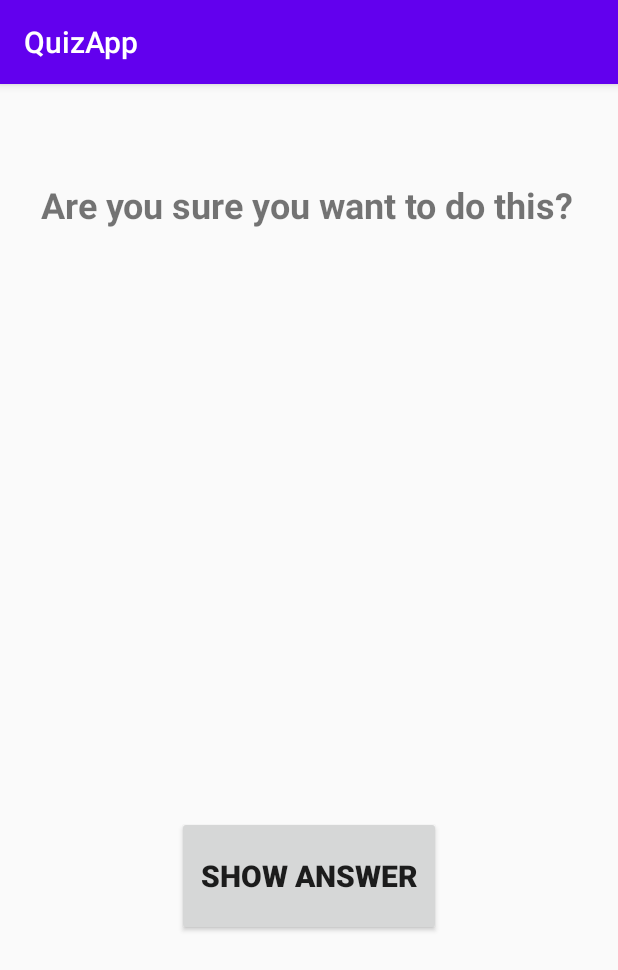
After one commit to Zblol/training-app, an Android app: the CheatActivity screen opened directly, with no data from a screen before it, on a phone screen of 412 x 824 dp. The commit adds this screen. Shown: the top 970 px of the screen. Run offline under Robolectric (Android 15) with nearby library versions, the phone set to English and light mode, and no system bars.

Commit message:
added CheatActivity added .gitignore

```diff
--- a/app/src/main/AndroidManifest.xml
+++ b/app/src/main/AndroidManifest.xml
@@ -9,6 +9,9 @@
         android:roundIcon="@mipmap/ic_launcher_round"
         android:supportsRtl="true"
         android:theme="@style/AppTheme">
+        <activity android:name=".CheatActivity">
+
+        </activity>
         <activity android:name=".QuizMain">
             <intent-filter>
                 <action android:name="android.intent.action.MAIN" />
--- /dev/null
+++ b/app/src/main/java/com/example/quizapp/CheatActivity.java
@@ -0,0 +1,30 @@
+package com.example.quizapp;
+
+import androidx.appcompat.app.AppCompatActivity;
+
+import android.content.Context;
+import android.content.Intent;
+import android.os.Bundle;
+
+public class CheatActivity extends AppCompatActivity {
+
+private static final String EXTRA_ANSWER_IS_TRUE = "com.example.quizapp.anwser_is_true";
+
+private  boolean mAnswerIsTrue;
+
+public static Intent newIntent(Context packageContext, boolean answerIsTrue){
+        Intent intent =  new Intent(packageContext, CheatActivity.class);
+        intent.putExtra(EXTRA_ANSWER_IS_TRUE, answerIsTrue);
+        return intent;
+}
+
+    @Override
+    protected void onCreate(Bundle savedInstanceState) {
+        super.onCreate(savedInstanceState);
+        setContentView(R.layout.activity_cheat);
+
+        mAnswerIsTrue = getIntent().getBooleanExtra(EXTRA_ANSWER_IS_TRUE, false);
+
+
+    }
+}
--- /dev/null
+++ b/app/src/main/res/layout/activity_cheat.xml
@@ -0,0 +1,57 @@
+<?xml version="1.0" encoding="utf-8"?>
+<androidx.constraintlayout.widget.ConstraintLayout xmlns:android="http://schemas.android.com/apk/res/android"
+    xmlns:app="http://schemas.android.com/apk/res-auto"
+    xmlns:tools="http://schemas.android.com/tools"
+    android:layout_width="match_parent"
+    android:layout_height="match_parent"
+    tools:context=".CheatActivity">
+
+    <TextView
+        android:layout_width="371dp"
+        android:layout_height="60dp"
+        android:layout_marginEnd="20dp"
+        android:layout_marginStart="20dp"
+        android:layout_marginTop="136dp"
+        android:textAlignment="center"
+        android:textSize="24sp"
+        android:textStyle="italic"
+        app:layout_constraintEnd_toEndOf="parent"
+        app:layout_constraintHorizontal_bias="0.0"
+        app:layout_constraintStart_toStartOf="parent"
+        app:layout_constraintTop_toBottomOf="@+id/answer_text_view"
+        tools:text="Answer" />
+
+    <TextView
+        android:id="@+id/answer_text_view"
+        android:layout_width="370dp"
+        android:layout_height="84dp"
+        android:layout_marginEnd="20dp"
+        android:layout_marginStart="20dp"
+        android:layout_marginTop="64dp"
+        android:text="@string/warning_text"
+        android:textAlignment="center"
+        android:textSize="24sp"
+        android:textStyle="bold"
+        app:layout_constraintEnd_toEndOf="parent"
+        app:layout_constraintHorizontal_bias="0.0"
+        app:layout_constraintStart_toStartOf="parent"
+        app:layout_constraintTop_toTopOf="parent" />
+
+    <Button
+        android:id="@+id/show_answer_button"
+        android:layout_width="176dp"
+        android:layout_height="80dp"
+        android:layout_marginBottom="200dp"
+        android:layout_marginEnd="162dp"
+        android:layout_marginStart="162dp"
+        android:text="@string/show_answer"
+        android:textAlignment="center"
+        android:textSize="20sp"
+        android:textStyle="bold"
+        app:layout_constraintBottom_toBottomOf="parent"
+        app:layout_constraintEnd_toEndOf="parent"
+        app:layout_constraintHorizontal_bias="0.505"
+        app:layout_constraintStart_toStartOf="parent" />
+
+
+</androidx.constraintlayout.widget.ConstraintLayout>
--- a/app/src/main/res/values/strings.xml
+++ b/app/src/main/res/values/strings.xml
@@ -9,6 +9,10 @@
     <string name="question_mideast">The Suez Canal connects the Red Sea and the Indian Ocean.</string>
     <string name="question_africa">The source of the Nile River is in Egypt.</string>
     <string name="question_americas">The Amazon River is the longest river in the Americas.</string>
-    <string name="question_asia">Lake Baikal is the world\'s oldest and deepestfreshwater lake.</string>
+    <string name="question_asia">Lake Baikal is the world\'s oldest and deepest fresh water lake.</string>
     <string name="russian_question">Where do you live?</string>
+    <string name="warning_text">Are you sure you want to do this?</string>
+    <string name="show_answer">Show Answer</string>
+    <string name="cheat_button">Cheat!</string>
+    <string name="judment_toast">Cheating is wrong</string>
 </resources>
```
Also changed, not shown: app/src/main/java/com/example/quizapp/QuizMain.java (+22 -6 lines), app/src/main/res/layout-land/activity_quiz.xml (+12 -0 lines), app/src/main/res/layout/activity_quiz.xml (+11 -0 lines), 5 other files.
